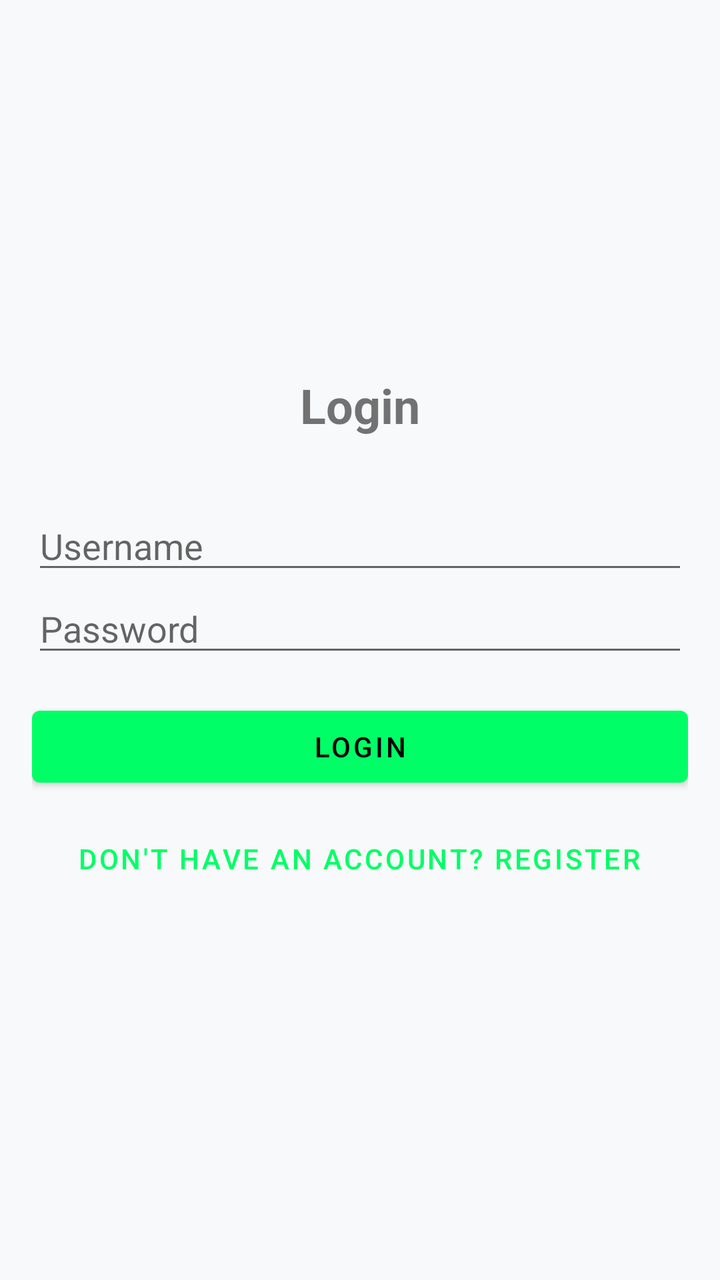
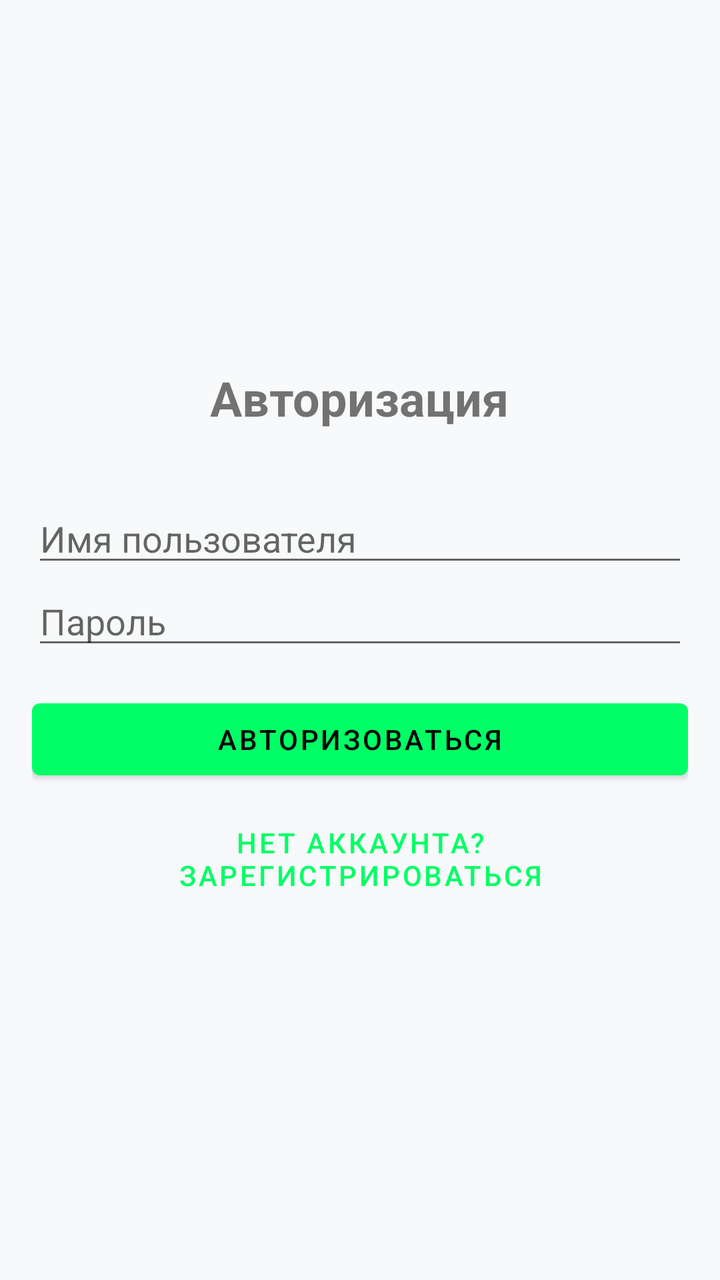

Compare the two renders of this Android layout. The source of the first and the diff that turns it into the second are given below.
<!-- AndroidManifest.xml: application theme Theme.MyCourseWork -->
<!-- res/layout/fragment_login.xml -->
<?xml version="1.0" encoding="utf-8"?>
<LinearLayout xmlns:android="http://schemas.android.com/apk/res/android"
    android:layout_width="match_parent"
    android:layout_height="match_parent"
    android:orientation="vertical"
    android:padding="16dp"
    android:gravity="center">

    <TextView
        android:layout_width="wrap_content"
        android:layout_height="wrap_content"
        android:text="Login"
        android:textSize="24sp"
        android:textStyle="bold"
        android:layout_marginBottom="32dp"/>

    <EditText
        android:id="@+id/username_edit_text"
        android:layout_width="match_parent"
        android:layout_height="wrap_content"
        android:hint="Username"
        android:inputType="text"/>

    <EditText
        android:id="@+id/password_edit_text"
        android:layout_width="match_parent"
        android:layout_height="wrap_content"
        android:hint="Password"
        android:inputType="textPassword"/>

    <Button
        android:id="@+id/login_button"
        android:layout_width="match_parent"
        android:layout_height="wrap_content"
        android:text="Login"
        android:layout_marginTop="16dp"/>

    <Button
        android:id="@+id/go_to_register_button"
        style="@style/Widget.MaterialComponents.Button.TextButton"
        android:layout_width="wrap_content"
        android:layout_height="wrap_content"
        android:text="Don't have an account? Register"
        android:layout_marginTop="8dp"/>
</LinearLayout>
<!-- resources referenced by this layout -->
<resources>
  <style name="Theme.MyCourseWork" parent="Theme.MaterialComponents.DayNight.NoActionBar">
          
          <item name="colorPrimary">@color/accent_neon</item>
          <item name="colorPrimaryVariant">@color/gradient_end</item>
          <item name="colorOnPrimary">@color/black</item>
  
          
          <item name="android:statusBarColor">@android:color/transparent</item>
          <item name="android:windowLightStatusBar">true</item>
  
          
          <item name="android:windowBackground">@color/window_bg</item>
          <item name="colorSurface">@color/card_bg</item>
          <item name="colorOnSurface">@color/text_main</item>
          <item name="colorOnSurfaceVariant">@color/text_soft</item>
          <item name="colorOutline">@color/stroke_color</item>
  
          <item name="android:textColorPrimary">@color/text_main</item>
          <item name="bottomNavigationStyle">@style/Widget.App.BottomNavigationView</item>
      </style>
  <color name="accent_neon">#00FF66</color>
  <color name="gradient_end">#00CC52</color>
  <color name="black">#000000</color>
  <color name="window_bg">#F8F9FA</color>
  <color name="card_bg">#FFFFFF</color>
  <color name="text_main">#1A1C1E</color>
  <color name="text_soft">#44474E</color>
  <color name="stroke_color">#E0E0E0</color>
  <style name="Widget.App.BottomNavigationView" parent="Widget.MaterialComponents.BottomNavigationView">
          <item name="backgroundTint">@color/card_bg</item>
          <item name="itemIconTint">@color/color_nav_item</item>
          <item name="itemTextColor">@color/color_nav_item</item>
          <item name="elevation">8dp</item>
      </style>
</resources>

<!-- the commit's change to res/layout/fragment_login.xml (unified diff, before → after) -->
@@ -9,7 +9,7 @@
     <TextView
         android:layout_width="wrap_content"
         android:layout_height="wrap_content"
-        android:text="Login"
+        android:text="@string/login"
         android:textSize="24sp"
         android:textStyle="bold"
         android:layout_marginBottom="32dp"/>
@@ -18,21 +18,21 @@
         android:id="@+id/username_edit_text"
         android:layout_width="match_parent"
         android:layout_height="wrap_content"
-        android:hint="Username"
+        android:hint="@string/username_hint"
         android:inputType="text"/>
 
     <EditText
         android:id="@+id/password_edit_text"
         android:layout_width="match_parent"
         android:layout_height="wrap_content"
-        android:hint="Password"
+        android:hint="@string/password_hint"
         android:inputType="textPassword"/>
 
     <Button
         android:id="@+id/login_button"
         android:layout_width="match_parent"
         android:layout_height="wrap_content"
-        android:text="Login"
+        android:text="@string/login_button"
         android:layout_marginTop="16dp"/>
 
     <Button
@@ -40,6 +40,6 @@
         style="@style/Widget.MaterialComponents.Button.TextButton"
         android:layout_width="wrap_content"
         android:layout_height="wrap_content"
-        android:text="Don't have an account? Register"
+        android:text="@string/no_account"
         android:layout_marginTop="8dp"/>
 </LinearLayout>
<!-- resource entries referenced after the edit -->
@@ -1,5 +1,10 @@
 <!-- resources referenced by this layout -->
 <resources>
+  <string name="login">Авторизация</string>
+  <string name="login_button">Авторизоваться</string>
+  <string name="no_account">Нет аккаунта? Зарегистрироваться</string>
+  <string name="password_hint">Пароль</string>
+  <string name="username_hint">Имя пользователя</string>
   <style name="Theme.MyCourseWork" parent="Theme.MaterialComponents.DayNight.NoActionBar">
           
           <item name="colorPrimary">@color/accent_neon</item>
